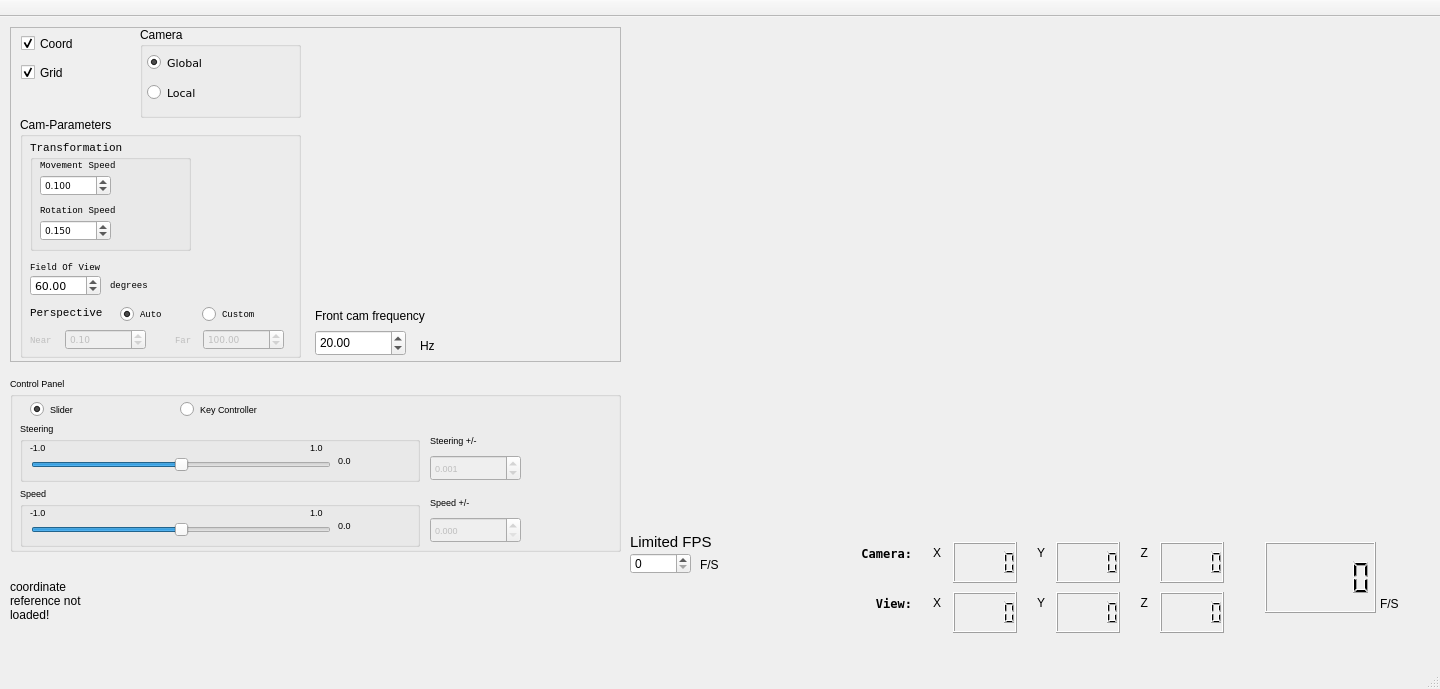
Qt form src/zay_primary_win.ui (ChevronOne/zaytuna) before a commit.
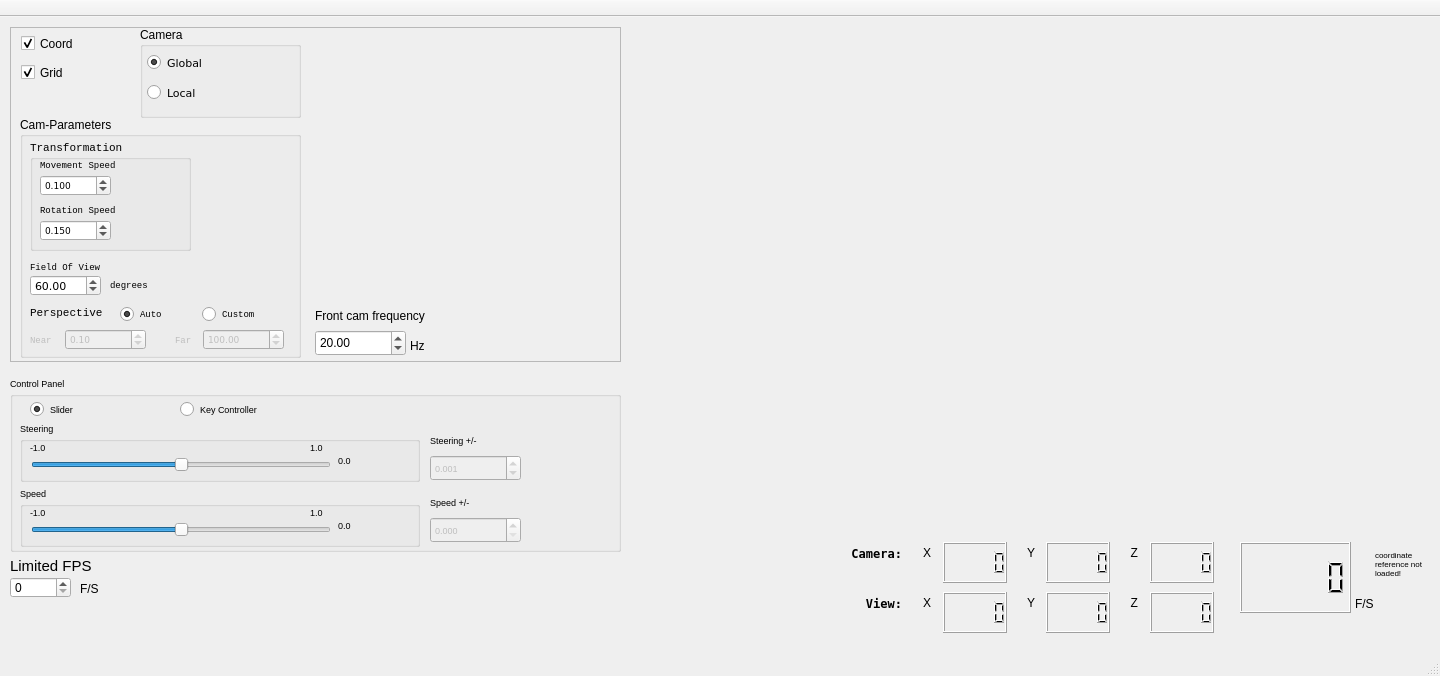
The same form after that commit.

```diff
--- a/src/zay_primary_win.ui
+++ b/src/zay_primary_win.ui
@@ -10,13 +10,13 @@
     <x>0</x>
     <y>0</y>
     <width>1440</width>
-    <height>689</height>
+    <height>676</height>
    </rect>
   </property>
   <property name="minimumSize">
    <size>
     <width>1440</width>
-    <height>680</height>
+    <height>676</height>
    </size>
   </property>
   <property name="maximumSize">
@@ -576,7 +576,7 @@
     <widget class="QLabel" name="Hz_lab">
      <property name="geometry">
       <rect>
-       <x>410</x>
+       <x>400</x>
        <y>310</y>
        <width>67</width>
        <height>17</height>
@@ -917,9 +917,9 @@
     </property>
     <property name="geometry">
      <rect>
-      <x>790</x>
+      <x>780</x>
       <y>515</y>
-      <width>641</width>
+      <width>651</width>
       <height>120</height>
      </rect>
     </property>
@@ -950,7 +950,7 @@
     <widget class="QLCDNumber" name="lcdFrameRate">
      <property name="geometry">
       <rect>
-       <x>475</x>
+       <x>460</x>
        <y>10</y>
        <width>111</width>
        <height>71</height>
@@ -971,7 +971,7 @@
     <widget class="QLabel" name="frames_per_secs_lab">
      <property name="geometry">
       <rect>
-       <x>590</x>
+       <x>575</x>
        <y>64</y>
        <width>55</width>
        <height>16</height>
@@ -1214,12 +1214,33 @@
       <number>0</number>
      </property>
     </widget>
+    <widget class="QLabel" name="coord_ref_lab">
+     <property name="geometry">
+      <rect>
+       <x>595</x>
+       <y>10</y>
+       <width>50</width>
+       <height>44</height>
+      </rect>
+     </property>
+     <property name="font">
+      <font>
+       <pointsize>6</pointsize>
+      </font>
+     </property>
+     <property name="text">
+      <string>coordinate reference not loaded!</string>
+     </property>
+     <property name="wordWrap">
+      <bool>true</bool>
+     </property>
+    </widget>
    </widget>
    <widget class="QSpinBox" name="limited_frames_spinBox">
     <property name="geometry">
      <rect>
-      <x>630</x>
-      <y>536</y>
+      <x>10</x>
+      <y>560</y>
       <width>61</width>
       <height>21</height>
      </rect>
@@ -1234,8 +1255,8 @@
    <widget class="QLabel" name="limited_frames_lab">
     <property name="geometry">
      <rect>
-      <x>630</x>
-      <y>516</y>
+      <x>10</x>
+      <y>540</y>
       <width>131</width>
       <height>17</height>
      </rect>
@@ -1252,8 +1273,8 @@
    <widget class="QLabel" name="fpb_lab">
     <property name="geometry">
      <rect>
-      <x>700</x>
-      <y>540</y>
+      <x>80</x>
+      <y>564</y>
       <width>67</width>
       <height>16</height>
      </rect>
@@ -1267,27 +1288,6 @@
      <string>F/S</string>
     </property>
    </widget>
-   <widget class="QLabel" name="coord_ref_lab">
-    <property name="geometry">
-     <rect>
-      <x>10</x>
-      <y>540</y>
-      <width>100</width>
-      <height>88</height>
-     </rect>
-    </property>
-    <property name="font">
-     <font>
-      <pointsize>9</pointsize>
-     </font>
-    </property>
-    <property name="text">
-     <string>coordinate reference not loaded!</string>
-    </property>
-    <property name="wordWrap">
-     <bool>true</bool>
-    </property>
-   </widget>
   </widget>
   <widget class="QMenuBar" name="menuBar">
    <property name="enabled">
```
